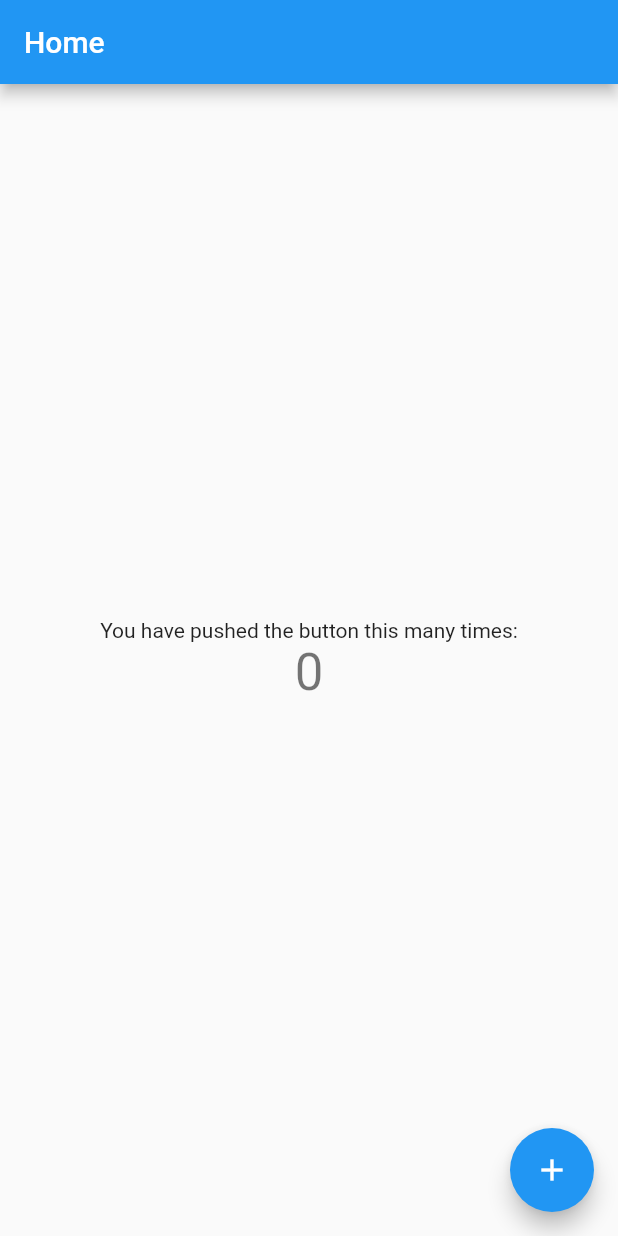
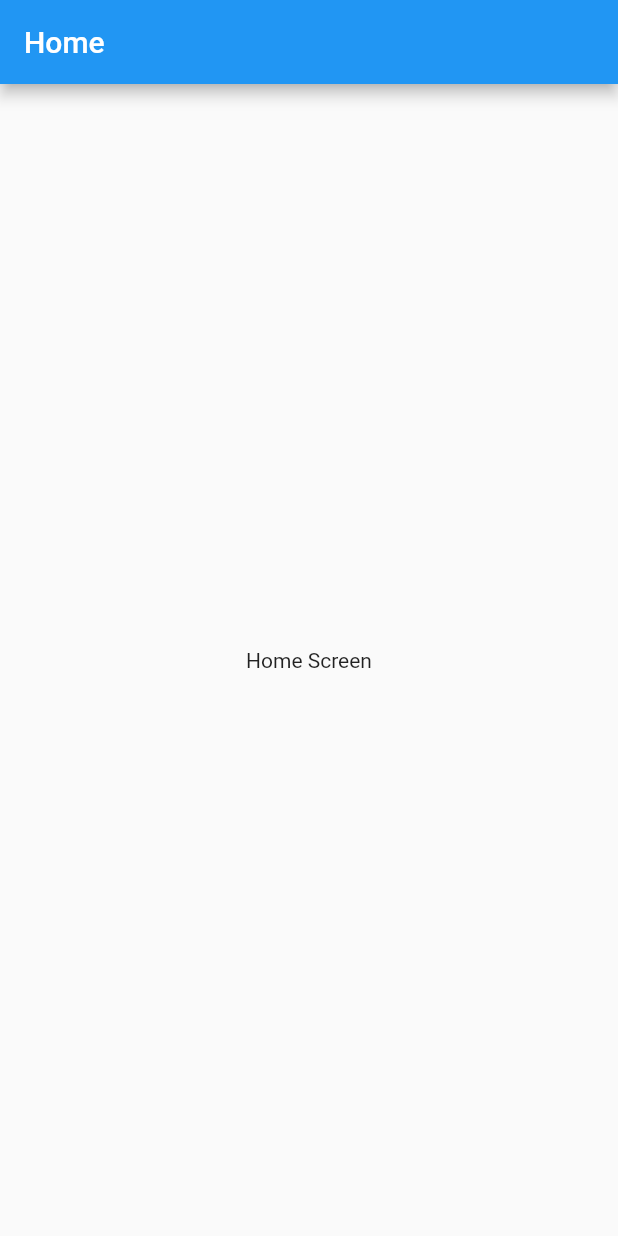
Before and after one commit to Andrew87E/Weather_App, a Flutter app: the screen it shows after launch, on a phone screen of 412 x 824 dp. Run offline on Flutter 3.47's test engine with Material 2 defaults, Android fonts, the phone set to English and light mode, and no system bars; our stand-ins replace curved_navigation_bar, geolocator, get.

```diff
--- /dev/null
+++ b/lib/controller/global_controller.dart
@@ -0,0 +1,53 @@
+import 'package:geolocator/geolocator.dart';
+import 'package:get/get.dart';
+
+class GlobalController extends GetxController {
+  final RxBool _isLoading = true.obs;
+  final RxDouble _lat = 0.0.obs;
+  final RxDouble _long = 0.0.obs;
+
+  RxBool checkLoading() => _isLoading;
+  RxDouble getLat() => _lat;
+  RxDouble getLong() => _long;
+
+  @override
+  void onInit() {
+    if (_isLoading.isTrue) {
+      getLocation();
+    }
+    super.onInit();
+  }
+
+  getLocation() async {
+    bool isServiceEnabled = await Geolocator.isLocationServiceEnabled();
+    LocationPermission locationPermission;
+
+    Geolocator.isLocationServiceEnabled();
+
+    if (!isServiceEnabled) {
+      return Future.error('Location services are disabled.');
+    }
+
+    locationPermission = await Geolocator.checkPermission();
+
+    if (locationPermission == LocationPermission.deniedForever) {
+      return Future.error(
+          'Location permissions are permantly denied, we cannot request permissions.');
+    } else if (locationPermission == LocationPermission.denied) {
+      locationPermission = await Geolocator.requestPermission();
+      if (locationPermission != LocationPermission.whileInUse &&
+          locationPermission != LocationPermission.always) {
+        return Future.error(
+            'Location permissions are denied (actual value: $locationPermission).');
+      }
+    }
+
+    return await Geolocator.getCurrentPosition(
+            desiredAccuracy: LocationAccuracy.high)
+        .then((value) {
+      _lat.value = value.latitude;
+      _long.value = value.longitude;
+      _isLoading.value = false;
+    });
+  }
+}
--- a/lib/main.dart
+++ b/lib/main.dart
@@ -1,3 +1,5 @@
+import 'package:basic_app/screens/favorites_screen.dart';
+import 'package:basic_app/screens/search.dart';
 import 'package:flutter/material.dart';
 import 'package:get/get.dart';
 import 'screens/home_screen.dart';
@@ -11,12 +13,15 @@ class MyApp extends StatelessWidget {
 
   @override
   Widget build(BuildContext context) {
-    return const GetMaterialApp(
-      home: HomeScreen(
-        title: 'Home',
-      ),
+    return GetMaterialApp(
       title: "Weather App",
       debugShowCheckedModeBanner: false,
+      initialRoute: '/',
+      routes: {
+        '/': (context) => const HomeScreen(title: 'Home'),
+        '/Favorites': (context) => const FavoritesScreen(title: 'Favorites'),
+        '/search': (context) => const SearchScreen(title: 'Search'),
+      },
     );
   }
 }
--- a/lib/screens/home_screen.dart
+++ b/lib/screens/home_screen.dart
@@ -1,4 +1,6 @@
+import 'package:basic_app/controller/global_controller.dart';
 import 'package:flutter/material.dart';
+import 'package:get/get.dart';
 
 class HomeScreen extends StatefulWidget {
   const HomeScreen({Key? key, required this.title}) : super(key: key);
@@ -9,13 +11,7 @@ class HomeScreen extends StatefulWidget {
 }
 
 class _HomeScreenState extends State<HomeScreen> {
-  int _counter = 0;
-
-  void _incrementCounter() {
-    setState(() {
-      _counter++;
-    });
-  }
+  final GlobalController globalController = Get.put(GlobalController());
 
   @override
   Widget build(BuildContext context) {
@@ -26,22 +22,13 @@ class _HomeScreenState extends State<HomeScreen> {
       body: Center(
         child: Column(
           mainAxisAlignment: MainAxisAlignment.center,
-          children: <Widget>[
-            const Text(
-              'You have pushed the button this many times:',
-            ),
+          children: const <Widget>[
             Text(
-              '$_counter',
-              style: Theme.of(context).textTheme.headline4,
+              'Home Screen',
             ),
           ],
         ),
       ),
-      floatingActionButton: FloatingActionButton(
-        onPressed: _incrementCounter,
-        tooltip: 'Increment',
-        child: const Icon(Icons.add),
-      ),
     );
   }
 }
--- a/lib/widgets/tab_map.dart
+++ b/lib/widgets/tab_map.dart
@@ -6,7 +6,7 @@ import '../screens/search.dart';
 
 final List<Map<String, dynamic>> pageDetails = [
   {
-    'pageName': const HomeScreen(
+    'pageName': HomeScreen(
       title: 'Home',
     ),
     'title': 'Home',
```
Also changed, not shown: lib/widgets/tab_bar.dart (+4 -16 lines), 4 other files.
